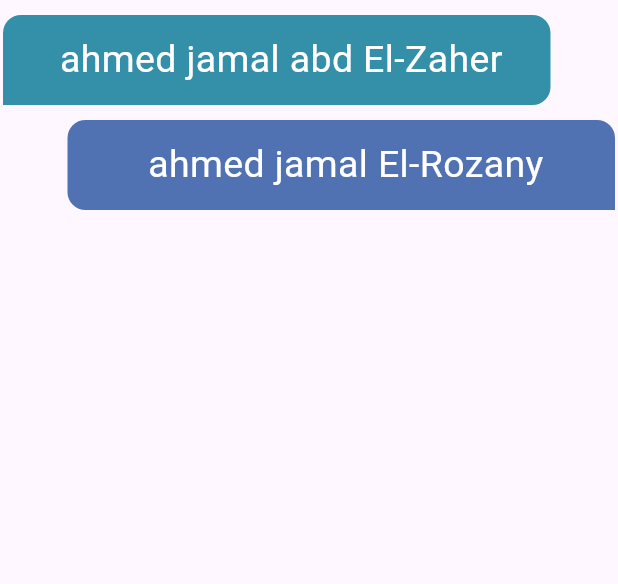
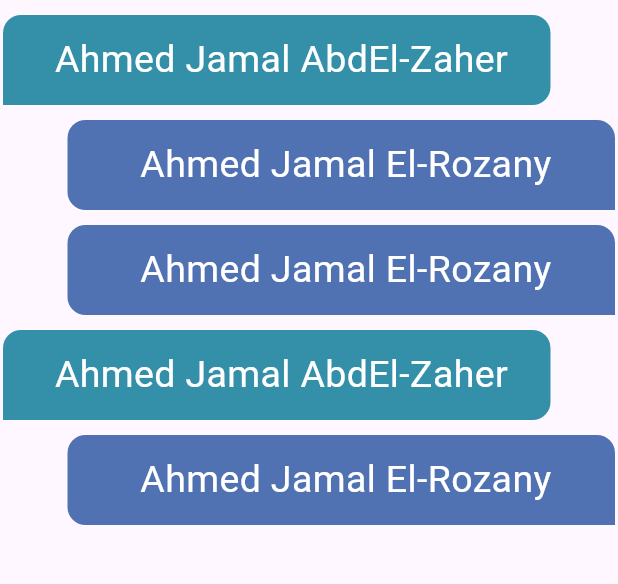
Before and after one commit to ahmedjamal22290/Chat_App, a Flutter app: the chatPage screen opened by its route, on a phone screen of 412 x 824 dp, the part 84-668 px from its top. Run offline on Flutter 3.47's test engine with Material 3 defaults, Android fonts, the phone set to English and light mode, and no system bars; our stand-ins replace firebase_auth, firebase_core, modal_progress_hud_nsn; accounts and stored records are empty.

Commit message:
refactot message box widgets

```diff
--- a/lib/screens/chat_page.dart
+++ b/lib/screens/chat_page.dart
@@ -32,29 +32,34 @@ class chatPage extends StatelessWidget {
         padding: const EdgeInsets.only(top: 10.0),
         child: ListView(
           children: [
-            ConstrainedBox(
-              constraints: BoxConstraints(
-                minHeight: 70,
+            messageBoxUser1(
+              message: "Ahmed Jamal AbdEl-Zaher",
             ),
-              child: Container(
-                margin: EdgeInsets.only(right: 45, left: 2, bottom: 10),
-                padding: EdgeInsets.only(left: 6),
-                decoration: BoxDecoration(
-                  borderRadius: BorderRadius.only(
-                      topRight: Radius.circular(12),
-                      bottomRight: Radius.circular(12),
-                      topLeft: Radius.circular(12)),
-                  color: KChatFirstColor,
+            messageBoxUser2(
+              message: "Ahmed Jamal El-Rozany",
             ),
-                child: Center(
-                  child: Text(
-                    'ahmed jamal abd El-Zaher',
-                    style: TextStyle(fontSize: 25, color: Colors.white),
+            messageBoxUser2(
+              message: "Ahmed Jamal El-Rozany",
+            ),
+            messageBoxUser1(
+              message: "Ahmed Jamal AbdEl-Zaher",
+            ),
+            messageBoxUser2(
+              message: "Ahmed Jamal El-Rozany",
+            ),
+          ],
         ),
       ),
-              ),
-            ),
-            ConstrainedBox(
+    );
+  }
+}
+
+class messageBoxUser2 extends StatelessWidget {
+  messageBoxUser2({super.key, required this.message});
+  String message;
+  @override
+  Widget build(BuildContext context) {
+    return ConstrainedBox(
       constraints: BoxConstraints(
         minHeight: 70,
       ),
@@ -71,15 +76,41 @@ class chatPage extends StatelessWidget {
         child: Center(
           child: Text(
             textAlign: TextAlign.start,
-                    'ahmed jamal El-Rozany',
+            message,
             style: TextStyle(fontSize: 25, color: Colors.white),
           ),
-                ),
-              ),
-            ),
-          ],
         ),
       ),
     );
   }
 }
+
+class messageBoxUser1 extends StatelessWidget {
+  messageBoxUser1({super.key, required this.message});
+  String message;
+  @override
+  Widget build(BuildContext context) {
+    return ConstrainedBox(
+      constraints: BoxConstraints(
+        minHeight: 70,
+      ),
+      child: Container(
+        margin: EdgeInsets.only(right: 45, left: 2, bottom: 10),
+        padding: EdgeInsets.only(left: 6),
+        decoration: BoxDecoration(
+          borderRadius: BorderRadius.only(
+              topRight: Radius.circular(12),
+              bottomRight: Radius.circular(12),
+              topLeft: Radius.circular(12)),
+          color: KChatFirstColor,
+        ),
+        child: Center(
+          child: Text(
+            message,
+            style: TextStyle(fontSize: 25, color: Colors.white),
+          ),
+        ),
+      ),
+    );
+  }
+}
```
Lines whose indentation alone changed are shown as unchanged.
